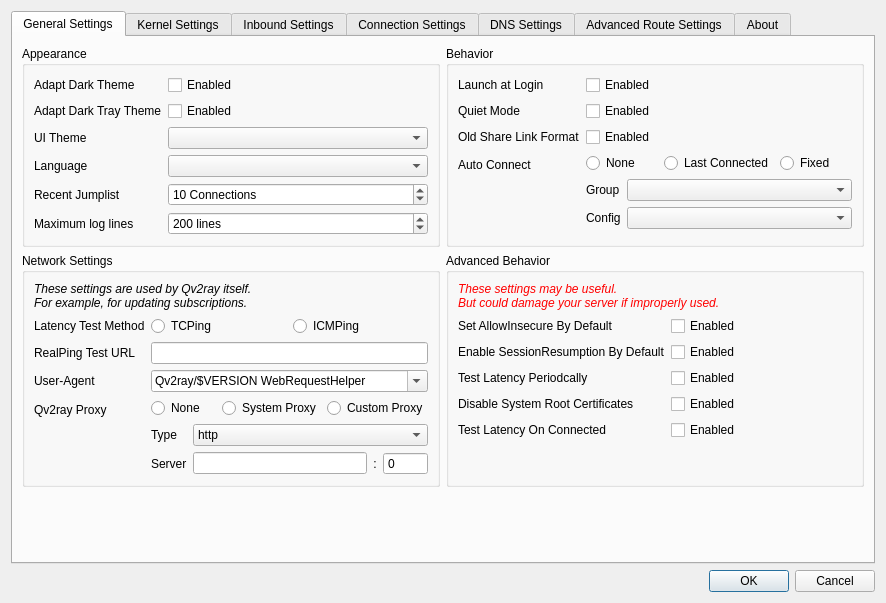
Before: the Qt Designer form src/ui/widgets/windows/w_PreferencesWindow.ui in Qv2ray/Qv2ray, drawn with Qt 5.
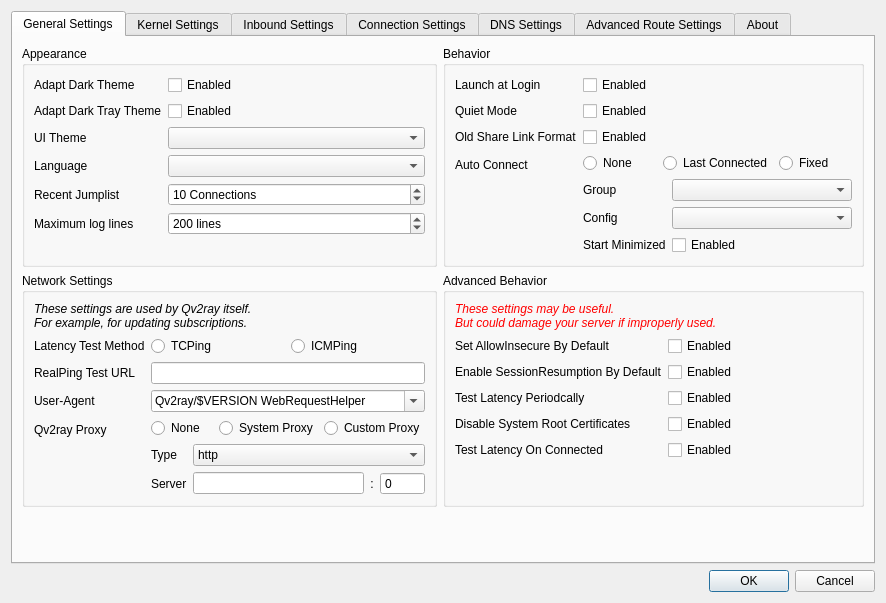
After: the same form once the commit is applied. Icons and pictures are not drawn.

Commit message: Feat: Option to minimize the main window at startup (#1205)

Patch:
```diff
--- a/src/ui/widgets/windows/w_PreferencesWindow.ui
+++ b/src/ui/widgets/windows/w_PreferencesWindow.ui
@@ -316,6 +316,20 @@
                 </item>
                </layout>
               </item>
+              <item row="3" column="0">
+               <widget class="QLabel" name="label_45">
+                <property name="text">
+                 <string>Start Minimized</string>
+                </property>
+               </widget>
+              </item>
+              <item row="3" column="1">
+               <widget class="QCheckBox" name="startMinimizedCB">
+                <property name="text">
+                 <string>Enabled</string>
+                </property>
+               </widget>
+              </item>
              </layout>
             </item>
            </layout>
```
The commit also changes 6 other files.
